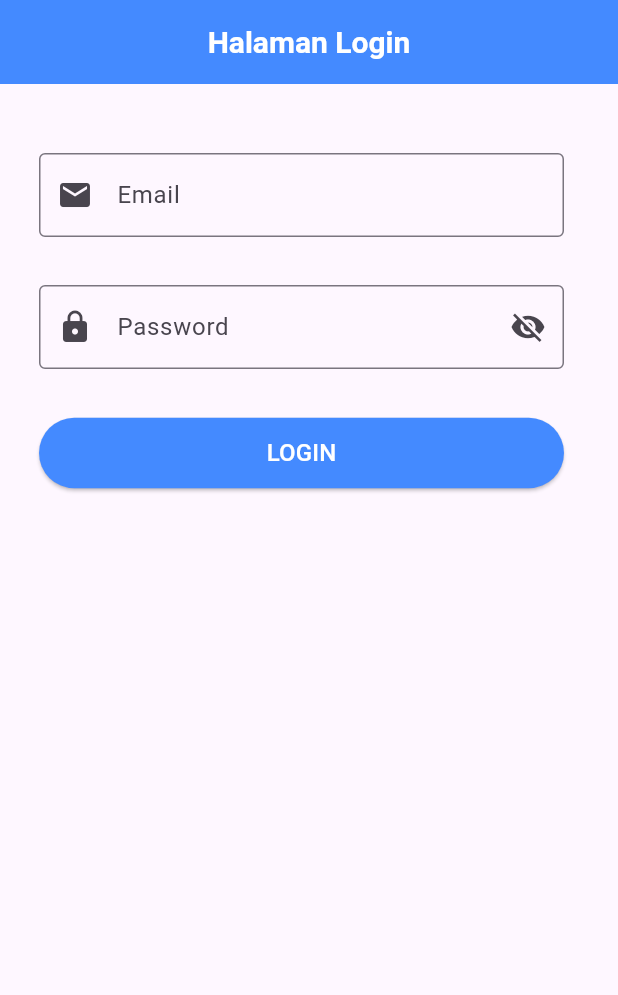
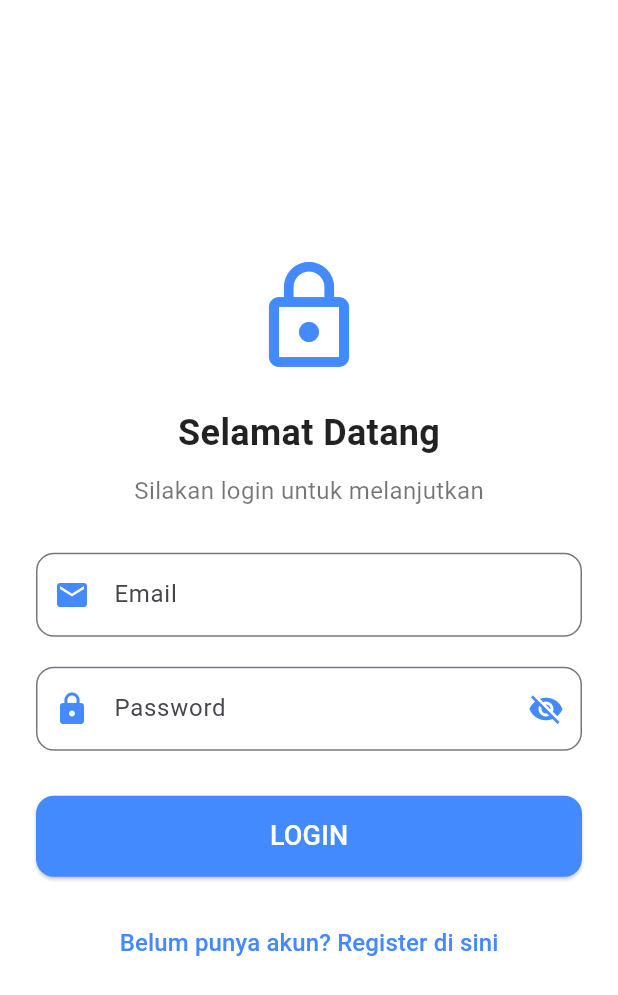
Before and after one commit to maybeatmajaya/Flutter_from_PakHuda, a Flutter app: the screen it shows after launch, on a phone screen of 412 x 824 dp. Shown: the top 995 px of the screen. Run offline on Flutter 3.47's test engine with Material 3 defaults, Android fonts, the phone set to English and light mode, and no system bars.

Commit message:
membuat halaman register dan perbarui halaman login

```diff
--- a/lib/register/login_page.dart
+++ b/lib/register/login_page.dart
@@ -1,4 +1,5 @@
 import 'package:flutter/material.dart';
+import 'register_page.dart'; // Import halaman Register
 
 class LoginPage extends StatefulWidget {
   const LoginPage({super.key});
@@ -8,55 +9,71 @@ class LoginPage extends StatefulWidget {
 }
 
 class _LoginPageState extends State<LoginPage> {
-  bool _isPasswordVisible = false; // Untuk mengontrol visibilitas password
+  bool _isPasswordVisible = false;
 
   @override
   Widget build(BuildContext context) {
     return Scaffold(
-      appBar: AppBar(
-        backgroundColor: Colors.blueAccent, // Warna latar belakang AppBar
-        centerTitle: true, // Memusatkan teks di AppBar
-        title: const Text(
-          'Halaman Login',
-          style: TextStyle(
-            color: Colors.white,
-            fontSize: 20,
-            fontWeight: FontWeight.bold,
-            fontStyle: FontStyle.normal,
-          ),
-        ),
-      ),
+      backgroundColor: Colors.white,
+      body: Center(
+        child: SingleChildScrollView(
+          padding: const EdgeInsets.symmetric(horizontal: 24, vertical: 40),
+          child: Column(
+            mainAxisAlignment: MainAxisAlignment.center,
+            crossAxisAlignment: CrossAxisAlignment.center,
+            children: [
+              // Logo atau Icon
+              const Icon(
+                Icons.lock_outline,
+                size: 80,
+                color: Colors.blueAccent,
+              ),
+              const SizedBox(height: 20),
+              const Text(
+                'Selamat Datang',
+                style: TextStyle(
+                  fontSize: 24,
+                  fontWeight: FontWeight.bold,
+                  color: Colors.black87,
+                ),
+              ),
+              const SizedBox(height: 10),
+              const Text(
+                'Silakan login untuk melanjutkan',
+                style: TextStyle(
+                  fontSize: 16,
+                  color: Colors.black54,
+                ),
+              ),
+              const SizedBox(height: 30),
 
-      body: Container(
-        margin: const EdgeInsets.fromLTRB(10, 30, 20, 20), // Memberikan margin pada Container
-        child: Column(
-          children: [
-            // Input Email
-            Padding(
-              padding: const EdgeInsets.all(16.0),
-              child: TextField(
-                decoration: const InputDecoration(
-                  prefixIcon: Icon(Icons.email),
+              // Input Email
+              TextField(
+                decoration: InputDecoration(
+                  prefixIcon: const Icon(Icons.email, color: Colors.blueAccent),
                   labelText: 'Email',
                   hintText: 'Masukkan Email Anda',
-                  border: OutlineInputBorder(),
+                  border: OutlineInputBorder(
+                    borderRadius: BorderRadius.circular(12),
+                  ),
                 ),
               ),
-            ),
+              const SizedBox(height: 20),
 
-            // Input Password dengan ikon mata
-            Padding(
-              padding: const EdgeInsets.all(16.0),
-              child: TextField(
-                obscureText: !_isPasswordVisible, // Mengontrol visibilitas password
+              // Input Password
+              TextField(
+                obscureText: !_isPasswordVisible,
                 decoration: InputDecoration(
-                  prefixIcon: const Icon(Icons.lock),
+                  prefixIcon: const Icon(Icons.lock, color: Colors.blueAccent),
                   labelText: 'Password',
                   hintText: 'Masukkan Password Anda',
-                  border: const OutlineInputBorder(),
+                  border: OutlineInputBorder(
+                    borderRadius: BorderRadius.circular(12),
+                  ),
                   suffixIcon: IconButton(
                     icon: Icon(
                       _isPasswordVisible ? Icons.visibility : Icons.visibility_off,
+                      color: Colors.blueAccent,
                     ),
                     onPressed: () {
                       setState(() {
@@ -66,32 +83,47 @@ class _LoginPageState extends State<LoginPage> {
                   ),
                 ),
               ),
-            ),
+              const SizedBox(height: 30),
 
-            // Tombol Login
-            Padding(
-              padding: const EdgeInsets.all(16.0),
-              child: SizedBox(
-                width: double.infinity, // Lebar tombol penuh
+              // Tombol Login
+              SizedBox(
+                width: double.infinity,
                 child: ElevatedButton(
                   onPressed: () {
-                    // Tambahkan aksi login di sini
                     ScaffoldMessenger.of(context).showSnackBar(
                       const SnackBar(content: Text('Login Berhasil!')),
                     );
                   },
                   style: ElevatedButton.styleFrom(
                     backgroundColor: Colors.blueAccent,
-                    padding: const EdgeInsets.symmetric(vertical: 12),
+                    padding: const EdgeInsets.symmetric(vertical: 14),
+                    shape: RoundedRectangleBorder(
+                      borderRadius: BorderRadius.circular(12),
+                    ),
                   ),
                   child: const Text(
                     'LOGIN',
-                    style: TextStyle(color: Colors.white, fontSize: 16),
+                    style: TextStyle(color: Colors.white, fontSize: 18),
                   ),
                 ),
               ),
-            ),
-          ],
+              const SizedBox(height: 20),
+
+              // Tombol pindah ke Register
+              TextButton(
+                onPressed: () {
+                  Navigator.push(
+                    context,
+                    MaterialPageRoute(builder: (context) => const RegisterPage()),
+                  );
+                },
+                child: const Text(
+                  'Belum punya akun? Register di sini',
+                  style: TextStyle(color: Colors.blueAccent, fontSize: 16),
+                ),
+              ),
+            ],
+          ),
         ),
       ),
     );
```
Also changed, not shown: lib/register/register_page.dart (added, +182 -0 lines).
